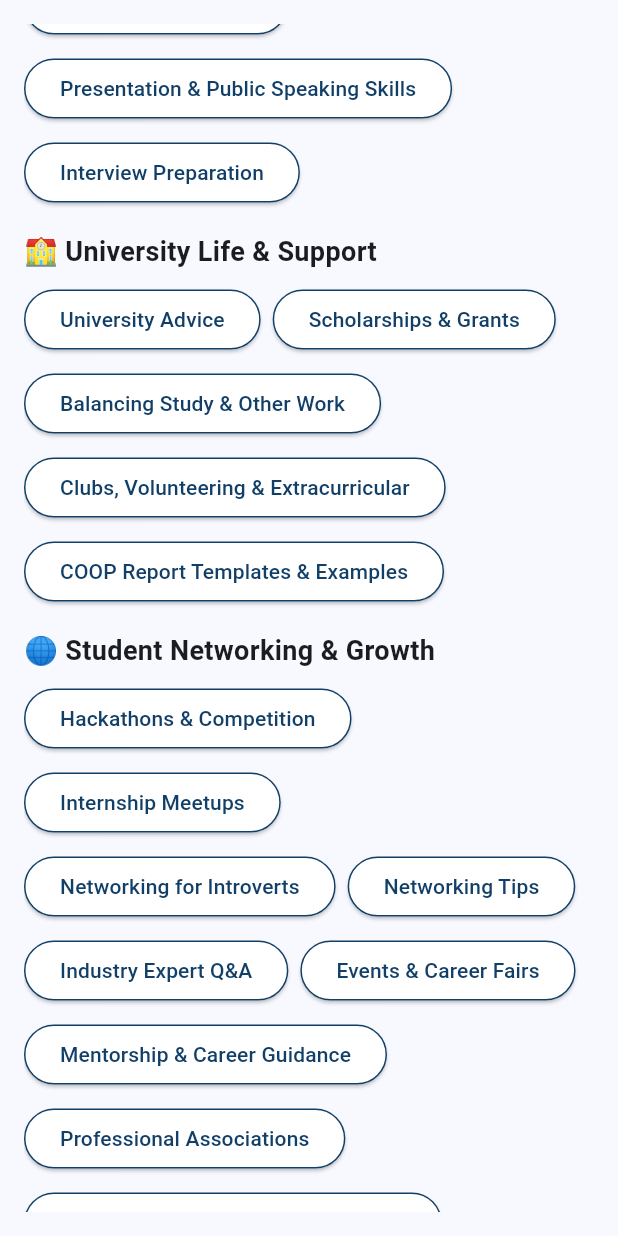
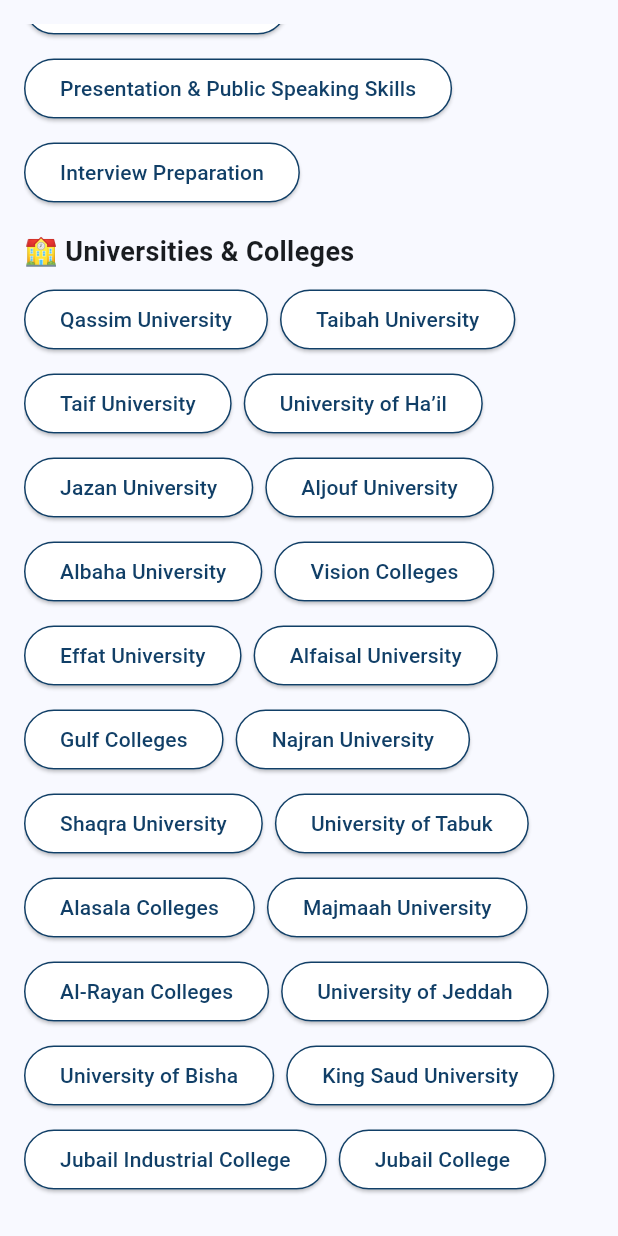
Before and after one commit to HadafiGP/2024-25_GP_23, a Flutter app: the ExplorePage screen opened directly, scrolled down 1152 dp, on a phone screen of 412 x 824 dp. Run offline on Flutter 3.47's test engine with Material 3 defaults, Android fonts, the phone set to English and light mode, and no system bars; our stand-ins replace cloud_firestore, connectivity_plus, dartz, dash_chat_2, dotted_border, file_picker and 8 more; missing offline and left inert: android_intent_plus, any_link_preview, chat_gpt_sdk, flutter_parsed_text, syncfusion_flutter_pdf; accounts and stored records are empty.

Commit message:
Apk release

```diff
--- a/lib/Community/CommunityHomeScreen.dart
+++ b/lib/Community/CommunityHomeScreen.dart
@@ -161,7 +161,7 @@ class _CommunityhomescreenState extends ConsumerState<Communityhomescreen> {
         );
       },
       onTapCancel: () => setState(() => _scale = 1.0),
-      child: // Replace your current button with this:
+      child:
           AnimatedScale(
         scale: _scale,
         duration: const Duration(milliseconds: 100),
--- a/lib/Community/addCommunity.dart
+++ b/lib/Community/addCommunity.dart
@@ -51,7 +51,6 @@ class _AddCommunityScreenState extends ConsumerState<CreateACommunity> {
 
       final fileSize = await file.length();
       if (fileSize > 5 * 1024 * 1024) {
-        // 5 MB limit
         _showError("File too large. Please select an image under 5MB.");
         return;
       }
@@ -131,7 +130,7 @@ class _AddCommunityScreenState extends ConsumerState<CreateACommunity> {
     }
   }
 
-  //Coomunity creation pages
+  //Pages
   Future<void> nextPage() async {
     if (_currentPage == 0) {
       final name = communityNameController.text.trim();
@@ -682,7 +681,72 @@ class _AddCommunityScreenState extends ConsumerState<CreateACommunity> {
         ]
       },
       {
-        "category": "🏫 University Life & Support",
+        "category": "🏫 Universities & Colleges",
+        "topics": [
+          "Qassim University",
+          "Taibah University",
+          "Taif University",
+          "University of Ha’il",
+          "Jazan University",
+          "Aljouf University",
+          "Albaha University",
+          "Vision Colleges",
+          "Effat University",
+          "Alfaisal University",
+          "Gulf Colleges",
+          "Najran University",
+          "Shaqra University",
+          "University of Tabuk",
+          "Alasala Colleges",
+          "Majmaah University",
+          "Al-Rayan Colleges",
+          "University of Jeddah",
+          "University of Bisha",
+          "King Saud University",
+          "Jubail Industrial College",
+          "Jubail College",
+          "Yanbu Industrial College",
+          "Yanbu College",
+          "Umm Al-Qura University",
+          "King Abdulaziz University",
+          "King Faisal University",
+          "King Khalid University",
+          "Batterjee Medical College",
+          "AlMaarefa University",
+          "Riyadh Elm University",
+          "Dar Al-Hekma University",
+          "Prince Sultan University",
+          "Arab Open University",
+          "Islamic University of Madinah",
+          "Imam Mohammad Ibn Saud Islamic University",
+          "King Fahd University of Petroleum & Minerals",
+          "Naif Arab University for Security Sciences",
+          "Northern Border University",
+          "Princess Nourah Bint Abdulrahman University",
+          "King Saud bin Abdulaziz University for Health Sciences",
+          "Imam Abdulrahman bin Faisal University",
+          "King Abdullah University of Science & Technology",
+          "Prince Sattam bin Abdulaziz University",
+          "Saudi Electronic University",
+          "Technical Trainers College",
+          "University of Hafr Al Batin",
+          "Prince Mohammad Bin Salman University",
+          "University of Al-Mustaqbal",
+          "Sulaiman Al Rajhi University",
+          "Ibn Sina National College for Medical Studies",
+          "Dr. Soliman Fakeeh College",
+          "Prince Mugrin University",
+          "Dar Al Uloom University",
+          "Al Yamamah University",
+          "Fahad Bin Sultan University",
+          "Prince Mohammad Bin Fahd University",
+          "University of Business and Technology",
+          "Jeddah International College",
+          "Lincoln College of Technology",
+        ]
+      },
+      {
+        "category": "🏫❤️️ University Life & Support",
         "topics": [
           "University Advice",
           "Scholarships & Grants",
@@ -861,8 +925,7 @@ class _AddCommunityScreenState extends ConsumerState<CreateACommunity> {
                         minimumSize: const Size(double.infinity, 50),
                         backgroundColor: const Color(0xFF113F67),
                         shape: RoundedRectangleBorder(
-                          borderRadius:
-                              BorderRadius.circular(30), // نفس الزوايا
+                          borderRadius: BorderRadius.circular(30),
                         ),
                         textStyle: const TextStyle(
                           fontSize: 18,
--- a/lib/Community/explore_page.dart
+++ b/lib/Community/explore_page.dart
@@ -48,7 +48,72 @@ class ExplorePage extends StatelessWidget {
       ]
     },
     {
-      "category": "🏫 University Life & Support",
+      "category": "🏫 Universities & Colleges",
+      "topics": [
+        "Qassim University",
+        "Taibah University",
+        "Taif University",
+        "University of Ha’il",
+        "Jazan University",
+        "Aljouf University",
+        "Albaha University",
+        "Vision Colleges",
+        "Effat University",
+        "Alfaisal University",
+        "Gulf Colleges",
+        "Najran University",
+        "Shaqra University",
+        "University of Tabuk",
+        "Alasala Colleges",
+        "Majmaah University",
+        "Al-Rayan Colleges",
+        "University of Jeddah",
+        "University of Bisha",
+        "King Saud University",
+        "Jubail Industrial College",
+        "Jubail College",
+        "Yanbu Industrial College",
+        "Yanbu College",
+        "Umm Al-Qura University",
+        "King Abdulaziz University",
+        "King Faisal University",
+        "King Khalid University",
+        "Batterjee Medical College",
+        "AlMaarefa University",
+        "Riyadh Elm University",
+        "Dar Al-Hekma University",
+        "Prince Sultan University",
+        "Arab Open University",
+        "Islamic University of Madinah",
+        "Imam Mohammad Ibn Saud Islamic University",
+        "King Fahd University of Petroleum & Minerals",
+        "Naif Arab University for Security Sciences",
+        "Northern Border University",
+        "Princess Nourah Bint Abdulrahman University",
+        "King Saud bin Abdulaziz University for Health Sciences",
+        "Imam Abdulrahman bin Faisal University",
+        "King Abdullah University of Science & Technology",
+        "Prince Sattam bin Abdulaziz University",
+        "Saudi Electronic University",
+        "Technical Trainers College",
+        "University of Hafr Al Batin",
+        "Prince Mohammad Bin Salman University",
+        "University of Al-Mustaqbal",
+        "Sulaiman Al Rajhi University",
+        "Ibn Sina National College for Medical Studies",
+        "Dr. Soliman Fakeeh College",
+        "Prince Mugrin University",
+        "Dar Al Uloom University",
+        "Al Yamamah University",
+        "Fahad Bin Sultan University",
+        "Prince Mohammad Bin Fahd University",
+        "University of Business and Technology",
+        "Jeddah International College",
+        "Lincoln College of Technology",
+      ]
+    },
+    {
+      "category": "🏫❤️️ University Life & Support",
       "topics": [
         "University Advice",
         "Scholarships & Grants",
--- a/lib/Community/provider.dart
+++ b/lib/Community/provider.dart
@@ -61,7 +61,7 @@ final storageRepositoryProvider = Provider<StorageRepository>((ref) {
 });
 
 
-// ✅ Fetch all communities
+//  Fetch all communities
 final communityProvider = StreamProvider<List<Community>>((ref) {
   final communityRepo = ref.watch(communityRepositoryProvider);
   return communityRepo.getAllCommunities();
```
Also changed, not shown: lib/CV.dart (+11 -11 lines), lib/Community/repoistory/communitory_repository.dart (+5 -5 lines), lib/trainingProviderProfilePage.dart (+13 -13 lines), lib/welcome.dart (+13 -13 lines), pubspec.yaml (+8 -8 lines), pubspec.lock, 255 other files.
